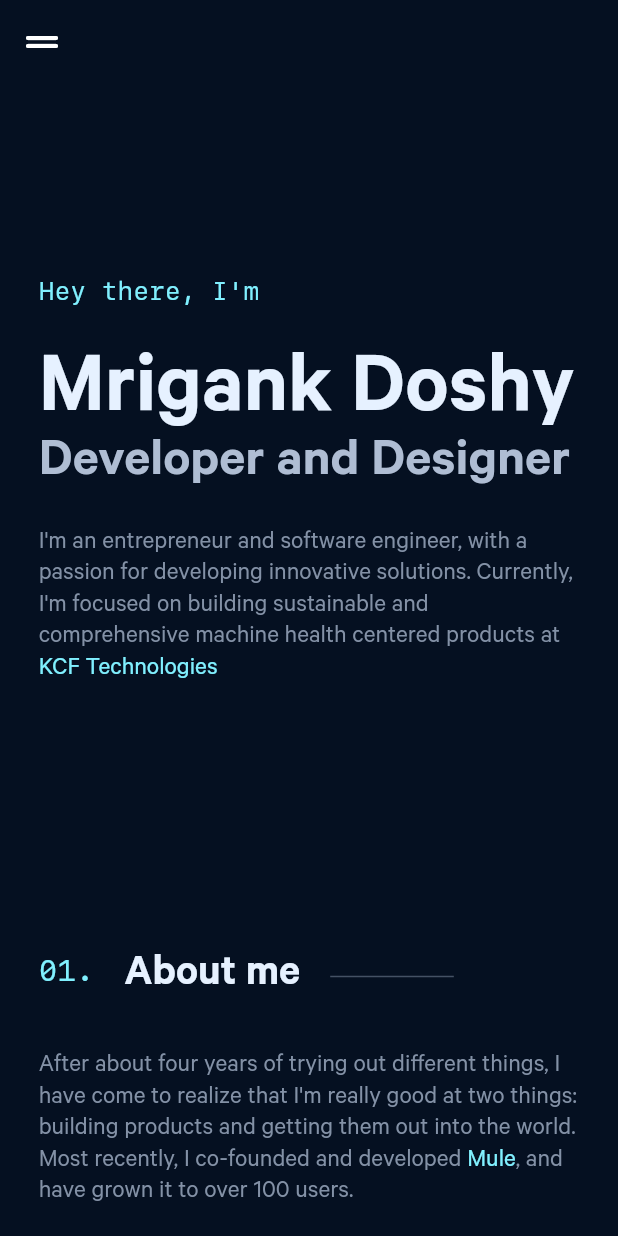
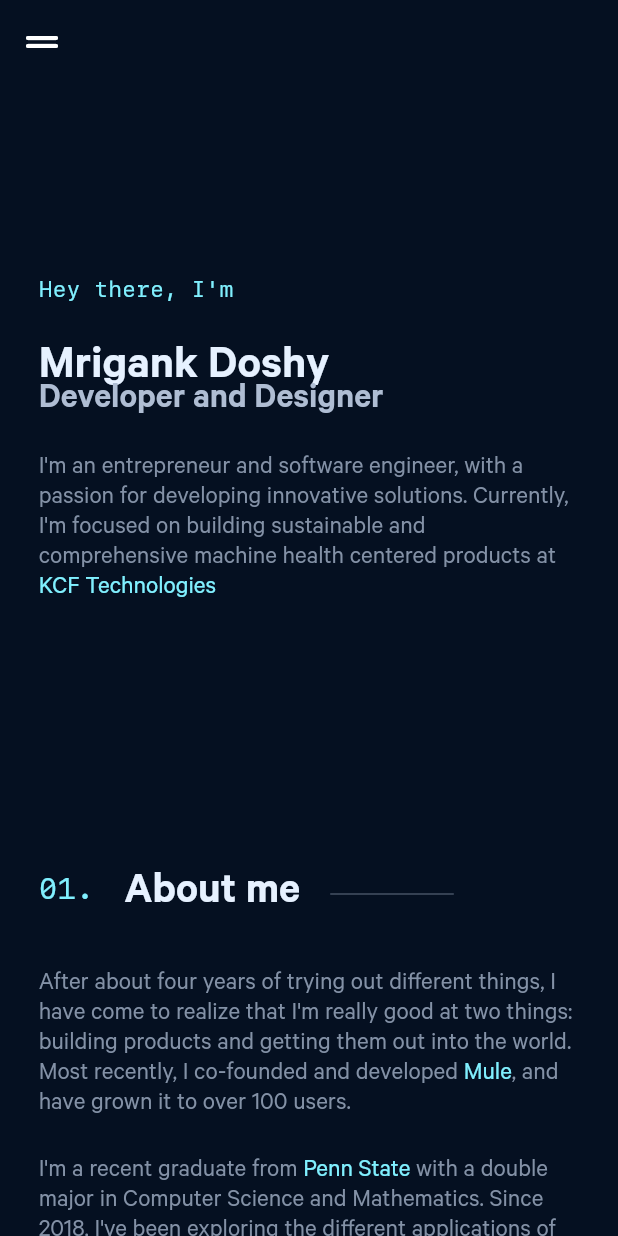
Before and after one commit to mrigankdoshy/personal-website, a Flutter app: the screen it shows after launch, on a phone screen of 412 x 824 dp. Run offline on Flutter 3.47's test engine with Material 2 defaults, Android fonts, the phone set to English and light mode, and no system bars; drawn by our look-alikes of auto_animated, auto_size_text; our stand-ins replace font_awesome_flutter.

Commit message:
Save progress

```diff
--- a/lib/data/text.dart
+++ b/lib/data/text.dart
@@ -1,21 +1,3 @@
-class SectionTitleData {
-  static const sectionNumber1 = "01.";
-  static const sectionNumber2 = "02.";
-  static const sectionNumber3 = "03.";
-
-  static const section1Title = "About me";
-  static const section2Title = "Where I've worked";
-  static const section3Title = "Some things I've built";
-}
-
-class IntroData {
-  static const greeting = "Hey there, I'm";
-  static const name = "Mrigank Doshy";
-  static const title = "Developer and Designer";
-  static const about =
-      "I'm an entrepreneur and software engineer, with a passion for developing innovative solutions. Currently, I'm focused on building sustainable and comprehensive machine health centered products at ";
-}
-
 class AboutMeData {
   static const paragraph1Part1 =
       "After about four years of trying out different things, I have come to realize that I'm really good at two things: building products and getting them out into the world. Most recently, I co-founded and developed ";
@@ -32,17 +14,42 @@ class AboutMeData {
       "Here are a few technologies I've been working with recently:";
 }
 
-class WorkData {
-  // Companies
-  static const kcf = "KCF Technologies";
-  static const mule = "Mule";
-  static const pennState = "Penn State";
-  static const volvo = "Volvo";
+class ButtonData {
+  static const buttonNumber1 = "01.";
+  static const buttonNumber2 = "02.";
+  static const buttonNumber3 = "03.";
+  static const buttonNumber4 = "04.";
 
-  // Titles
-  static const softwareEngineer = "Software Engineer";
-  static const capstone = "Capstone Project";
-  static const cofounder = "Co-Founder";
+  static const button1Title = "About";
+  static const button2Title = "Experience";
+  static const button3Title = "Projects";
+  static const button4Title = "Contact";
+
+  static const showLess = "Show Less";
+  static const showMore = "Show More";
+  static const resume = "Resume";
+}
+
+class FooterData {
+  static const footerTextPart1 = "I'm Goa-bred,";
+  static const footerTextPart2 = "passionately curious";
+  static const footerTextPart3 = "and welcome bribes in the form of pizza";
+
+  static const contactPart1 = "Let's get in touch! I prefer ";
+  static const contactPart2 = "Emails";
+  static const contactPart3 = " and ";
+  static const contactPart4 = "Instagram DMs";
+  static const contactPart5 = ".";
+
+  static const copyright = "© 2022 by Mrigank Doshy";
+}
+
+class IntroData {
+  static const greeting = "Hey there, I'm";
+  static const name = "Mrigank Doshy";
+  static const title = "Developer and Designer";
+  static const about =
+      "I'm an entrepreneur and software engineer, with a passion for developing innovative solutions. Currently, I'm focused on building sustainable and comprehensive machine health centered products at ";
 }
 
 class KcfData {
@@ -67,29 +74,6 @@ class KcfData {
 
   static const point4 =
       "Communicate and collaborate with multi-disciplinary teams of engineers, designers and product managers to ensure thoughtful and coherent user experiences";
-}
-
-class VolvoData {
-  static const startDate = "January 2021";
-  static const endDate = "May 2021";
-
-  static const point1Part1 = "Explored an automated link using ";
-  static const point1Part2 =
-      " Python library, to convert 2D schematics to 3D CAD Models in ";
-  static const point1Part3 =
-      ", eliminating the need to manually rebuild a 3D model for any change in the 2D schematic";
-
-  static const point2 =
-      "Designed and developed an algorithm that suggests a network path for cables and fuel lines based on space boundary available and different environmental conditions";
-
-  static const point3 =
-      "Helped engineers reroute cables so that the wires take the most efficient paths, hence reducing the repetitive and time consuming process currently employed";
-
-  static const point4Part1 = "The ";
-  static const point4Part2 =
-      " is now being implemented in the Volvo System by an internal team";
-
-  static const project = "project";
 }
 
 class MuleData {
@@ -117,6 +101,16 @@ class MuleData {
       " (http client package) and applied dependency injection in the client to request for and match with other users";
 }
 
+class SectionTitleData {
+  static const sectionNumber1 = "01.";
+  static const sectionNumber2 = "02.";
+  static const sectionNumber3 = "03.";
+
+  static const section1Title = "About me";
+  static const section2Title = "Where I've worked";
+  static const section3Title = "Some things I've built";
+}
+
 class TechData {
   static const react = "React";
   static const css = "CSS";
@@ -137,34 +131,42 @@ class TechData {
   static const dio = "Dio";
   static const ios = "iOS";
   static const android = "Android";
+  static const typescript = "TypeScript";
+  static const firebase = "Firebase";
 }
 
-class FooterData {
-  static const footerTextPart1 = "I'm Goa-bred,";
-  static const footerTextPart2 = "passionately curious";
-  static const footerTextPart3 = "and welcome bribes in the form of pizza";
+class VolvoData {
+  static const startDate = "January 2021";
+  static const endDate = "May 2021";
 
-  static const contactPart1 = "Let's get in touch! I prefer ";
-  static const contactPart2 = "Emails";
-  static const contactPart3 = " and ";
-  static const contactPart4 = "Instagram DMs";
-  static const contactPart5 = ".";
+  static const point1Part1 = "Explored an automated link using ";
+  static const point1Part2 =
+      " Python library, to convert 2D schematics to 3D CAD Models in ";
+  static const point1Part3 =
+      ", eliminating the need to manually rebuild a 3D model for any change in the 2D schematic";
 
-  static const copyright = "© 2022 by Mrigank Doshy";
+  static const point2 =
+      "Designed and developed an algorithm that suggests a network path for cables and fuel lines based on space boundary available and different environmental conditions";
+
+  static const point3 =
+      "Helped engineers reroute cables so that the wires take the most efficient paths, hence reducing the repetitive and time consuming process currently employed";
+
+  static const point4Part1 = "The ";
+  static const point4Part2 =
+      " is now being implemented in the Volvo System by an internal team";
+
+  static const project = "project";
 }
 
-class ButtonData {
-  static const buttonNumber1 = "01.";
-  static const buttonNumber2 = "02.";
-  static const buttonNumber3 = "03.";
-  static const buttonNumber4 = "04.";
+class WorkData {
+  // Companies
+  static const kcf = "KCF Technologies";
+  static const mule = "Mule";
+  static const pennState = "Penn State";
+  static const volvo = "Volvo";
 
-  static const button1Title = "About";
-  static const button2Title = "Experience";
-  static const button3Title = "Projects";
-  static const button4Title = "Contact";
-
-  static const showLess = "Show Less";
-  static const showMore = "Show More";
-  static const resume = "Resume";
+  // Titles
+  static const softwareEngineer = "Software Engineer";
+  static const capstone = "Capstone Project";
+  static const cofounder = "Co-Founder";
 }
--- a/lib/sections/about/about_me.dart
+++ b/lib/sections/about/about_me.dart
@@ -1,4 +1,3 @@
-import 'package:auto_size_text/auto_size_text.dart';
 import 'package:flutter/gestures.dart';
 import 'package:flutter/material.dart';
 import 'package:personal_website/data/text.dart';
@@ -33,13 +32,13 @@ class AboutMe extends StatelessWidget {
             child: Column(
               crossAxisAlignment: CrossAxisAlignment.start,
               children: <Widget>[
-                _aboutMeParagraph1(),
+                _aboutMeParagraph1(context),
                 const SizedBox(height: 25.0),
-                _aboutMeParagraph2(),
+                _aboutMeParagraph2(context),
                 const SizedBox(height: 25.0),
-                _aboutMeParagraph3(),
+                _aboutMeParagraph3(context),
                 const SizedBox(height: 25.0),
-                _aboutMeParagraph4(),
+                _aboutMeParagraph4(context),
                 const SizedBox(height: 25.0),
                 _recentTech(context)
               ],
@@ -50,17 +49,19 @@ class AboutMe extends StatelessWidget {
     );
   }
 
-  Widget _aboutMeParagraph1() {
-    return AutoSizeText.rich(
-      TextSpan(
-        style: TextStyles.paragraph,
+  Widget _aboutMeParagraph1(BuildContext context) {
+    return RichText(
+      text: TextSpan(
+        style: TextStyles.paragraph.copyWith(
+            fontSize: ResponsiveWidget.isSmallScreen(context) ? 17 : 20),
         children: <TextSpan>[
           const TextSpan(
             text: AboutMeData.paragraph1Part1,
           ),
           TextSpan(
             text: WorkData.mule,
-            style: TextStyles.highlightParagraph,
+            style: TextStyles.highlightParagraph.copyWith(
+                fontSize: ResponsiveWidget.isSmallScreen(context) ? 17 : 20),
             recognizer: TapGestureRecognizer()
               ..onTap = () {
                 launch(Url.mule);
@@ -71,22 +72,22 @@ class AboutMe extends StatelessWidget {
           ),
         ],
       ),
-      presetFontSizes: const [20, 16, 12],
-      maxLines: 6,
     );
   }
 
-  Widget _aboutMeParagraph2() {
-    return AutoSizeText.rich(
-      TextSpan(
-        style: TextStyles.paragraph,
+  Widget _aboutMeParagraph2(BuildContext context) {
+    return RichText(
+      text: TextSpan(
+        style: TextStyles.paragraph.copyWith(
+            fontSize: ResponsiveWidget.isSmallScreen(context) ? 17 : 20),
         children: <TextSpan>[
           const TextSpan(
             text: AboutMeData.paragraph2Part1,
           ),
           TextSpan(
             text: WorkData.pennState,
-            style: TextStyles.highlightParagraph,
+            style: TextStyles.highlightParagraph.copyWith(
+                fontSize: ResponsiveWidget.isSmallScreen(context) ? 17 : 20),
             recognizer: TapGestureRecognizer()
               ..onTap = () {
                 launch(Url.pennState);
@@ -97,26 +98,24 @@ class AboutMe extends StatelessWidget {
           ),
         ],
       ),
-      presetFontSizes: const [20, 16, 12],
-      maxLines: 5,
     );
   }
 
-  Widget _aboutMeParagraph3() {
-    return const AutoSizeText(
+  Widget _aboutMeParagraph3(BuildContext context) {
+    return Text(
       AboutMeData.paragraph3,
-      style: TextStyles.paragraph,
-      presetFontSizes: [20, 16, 12],
-      maxLines: 5,
+      style: TextStyles.paragraph.copyWith(
+        fontSize: ResponsiveWidget.isSmallScreen(context) ? 17 : 20,
+      ),
     );
   }
 
-  Widget _aboutMeParagraph4() {
-    return const AutoSizeText(
+  Widget _aboutMeParagraph4(BuildContext context) {
+    return Text(
       AboutMeData.paragraph4,
-      style: TextStyles.paragraph,
-      presetFontSizes: [20, 16, 12],
-      maxLines: 2,
+      style: TextStyles.paragraph.copyWith(
+        fontSize: ResponsiveWidget.isSmallScreen(context) ? 17 : 20,
+      ),
     );
   }
 
@@ -128,9 +127,9 @@ class AboutMe extends StatelessWidget {
         Column(
           crossAxisAlignment: CrossAxisAlignment.start,
           children: const <Widget>[
-            RecentTech(title: "React"),
-            RecentTech(title: "TypeScript"),
-            RecentTech(title: "CSS"),
+            RecentTech(title: TechData.react),
+            RecentTech(title: TechData.typescript),
+            RecentTech(title: TechData.css),
           ],
         ),
         SizedBox(
@@ -138,9 +137,9 @@ class AboutMe extends StatelessWidget {
         Column(
           crossAxisAlignment: CrossAxisAlignment.start,
           children: const <Widget>[
-            RecentTech(title: "Flutter"),
-            RecentTech(title: "Firebase"),
-            RecentTech(title: "C#"),
+            RecentTech(title: TechData.flutter),
+            RecentTech(title: TechData.firebase),
+            RecentTech(title: TechData.csharp),
           ],
         ),
       ],
--- a/lib/sections/intro/intro.dart
+++ b/lib/sections/intro/intro.dart
@@ -1,4 +1,3 @@
-import 'package:auto_size_text/auto_size_text.dart';
 import 'package:flutter/gestures.dart';
 import 'package:flutter/material.dart';
 import 'package:personal_website/data/text.dart';
@@ -37,20 +36,20 @@ class Intro extends StatelessWidget {
                 SlideAnimation(
                   animationKey: UniqueKey(),
                   delay: const Duration(milliseconds: 750),
-                  child: _greeting(),
+                  child: _greeting(context),
                 ),
                 const SizedBox(height: 25.0),
                 SlideAnimation(
                   animationKey: UniqueKey(),
                   delay: const Duration(milliseconds: 850),
-                  child: _nameAndTitle(),
+                  child: _nameAndTitle(context),
                 ),
                 SizedBox(
                     height: ResponsiveWidget.isSmallScreen(context) ? 8 : 0),
                 SlideAnimation(
                   animationKey: UniqueKey(),
                   delay: const Duration(milliseconds: 900),
-                  child: _about(),
+                  child: _about(context),
                 ),
               ],
             ),
@@ -60,15 +59,17 @@ class Intro extends StatelessWidget {
     );
   }
 
-  Widget _about() {
-    return AutoSizeText.rich(
-      TextSpan(
-        style: TextStyles.paragraph,
+  Widget _about(BuildContext context) {
+    return RichText(
+      text: TextSpan(
+        style: TextStyles.paragraph.copyWith(
+            fontSize: ResponsiveWidget.isSmallScreen(context) ? 17 : 20),
         children: <TextSpan>[
           const TextSpan(text: IntroData.about),
           TextSpan(
             text: WorkData.kcf,
-            style: TextStyles.highlightParagraph,
+            style: TextStyles.highlightParagraph.copyWith(
+                fontSize: ResponsiveWidget.isSmallScreen(context) ? 17 : 20),
             recognizer: TapGestureRecognizer()
               ..onTap = () {
                 launch(Url.kcfTechnologies);
@@ -76,37 +77,43 @@ class Intro extends StatelessWidget {
           ),
         ],
       ),
-      presetFontSizes: const [20, 16, 12],
-      maxLines: 5,
     );
   }
 
-  Widget _greeting() {
-    return const AutoSizeText(
+  Widget _greeting(BuildContext context) {
+    return Text(
       IntroData.greeting,
-      style: TextStyles.greeting,
-      minFontSize: 16,
-      maxLines: 1,
+      style: TextStyles.greeting.copyWith(
+        fontSize: ResponsiveWidget.isSmallScreen(context) ? 15 : 17,
+      ),
     );
   }
 
-  Widget _nameAndTitle() {
+  Widget _nameAndTitle(BuildContext context) {
     return Column(
       crossAxisAlignment: CrossAxisAlignment.start,
       children: [
-        const AutoSizeText(
+        Text(
           IntroData.name,
-          style: TextStyles.headline1,
-          minFontSize: 32,
-          maxLines: 1,
+          style: TextStyles.headline1.copyWith(
+            fontSize: ResponsiveWidget.isSmallScreen(context)
+                ? 32
+                : ResponsiveWidget.isMediumScreen(context)
+                    ? 48
+                    : 72,
+          ),
         ),
         Container(
           transform: Matrix4.translationValues(0.0, -12.0, 0.0),
-          child: const AutoSizeText(
+          child: Text(
             IntroData.title,
-            style: TextStyles.headline2,
-            minFontSize: 24,
-            maxLines: 1,
+            style: TextStyles.headline2.copyWith(
+              fontSize: ResponsiveWidget.isSmallScreen(context)
+                  ? 24
+                  : ResponsiveWidget.isMediumScreen(context)
+                      ? 42
+                      : 64,
+            ),
           ),
         ),
       ],
--- a/lib/utils/theme.dart
+++ b/lib/utils/theme.dart
@@ -11,6 +11,44 @@ class AppColors {
   static const blueAccent = Color(0xFF80F0FF);
   static const blueOffset = Color(0xFF0A192F);
   static const backgroundBlue = Color(0xFF051021);
+}
+
+class ButtonStyles {
+  static ButtonStyle primary = ButtonStyle(
+    fixedSize: MaterialStateProperty.all(const Size(120, 50)),
+    overlayColor:
+        MaterialStateProperty.all(AppColors.blueAccent.withOpacity(0.1)),
+    shape: MaterialStateProperty.all(
+      RoundedRectangleBorder(
+        borderRadius: BorderRadius.circular(4.0),
+      ),
+    ),
+    side: MaterialStateProperty.all(
+      const BorderSide(
+        color: AppColors.blueAccent,
+        width: 2.0,
+        style: BorderStyle.solid,
+      ),
+    ),
+  );
+
+  static ButtonStyle resume = ButtonStyle(
+    fixedSize: MaterialStateProperty.all(const Size(84, 42)),
+    overlayColor:
+        MaterialStateProperty.all(AppColors.blueAccent.withOpacity(0.1)),
+    shape: MaterialStateProperty.all(
+      RoundedRectangleBorder(
+        borderRadius: BorderRadius.circular(4.0),
+      ),
+    ),
+    side: MaterialStateProperty.all(
+      const BorderSide(
+        color: AppColors.blueAccent,
+        width: 2.0,
+        style: BorderStyle.solid,
+      ),
+    ),
+  );
 }
 
 class TextStyles {
@@ -27,7 +65,7 @@ class TextStyles {
     fontFamily: 'Calibre',
     fontWeight: FontWeight.bold,
     color: AppColors.mediumGrey1,
-    fontSize: 72,
+    fontSize: 64,
   );
 
   // Section Titles
@@ -183,41 +221,3 @@ class TextStyles {
     fontSize: 15,
   );
 }
-
-class ButtonStyles {
-  static ButtonStyle primary = ButtonStyle(
-    fixedSize: MaterialStateProperty.all(const Size(120, 50)),
-    overlayColor:
-        MaterialStateProperty.all(AppColors.blueAccent.withOpacity(0.1)),
-    shape: MaterialStateProperty.all(
-      RoundedRectangleBorder(
-        borderRadius: BorderRadius.circular(4.0),
-      ),
-    ),
-    side: MaterialStateProperty.all(
-      const BorderSide(
-        color: AppColors.blueAccent,
-        width: 2.0,
-        style: BorderStyle.solid,
-      ),
-    ),
-  );
-
-  static ButtonStyle resume = ButtonStyle(
-    fixedSize: MaterialStateProperty.all(const Size(84, 42)),
-    overlayColor:
-        MaterialStateProperty.all(AppColors.blueAccent.withOpacity(0.1)),
-    shape: MaterialStateProperty.all(
-      RoundedRectangleBorder(
-        borderRadius: BorderRadius.circular(4.0),
-      ),
-    ),
-    side: MaterialStateProperty.all(
-      const BorderSide(
-        color: AppColors.blueAccent,
-        width: 2.0,
-        style: BorderStyle.solid,
-      ),
-    ),
-  );
-}
```
